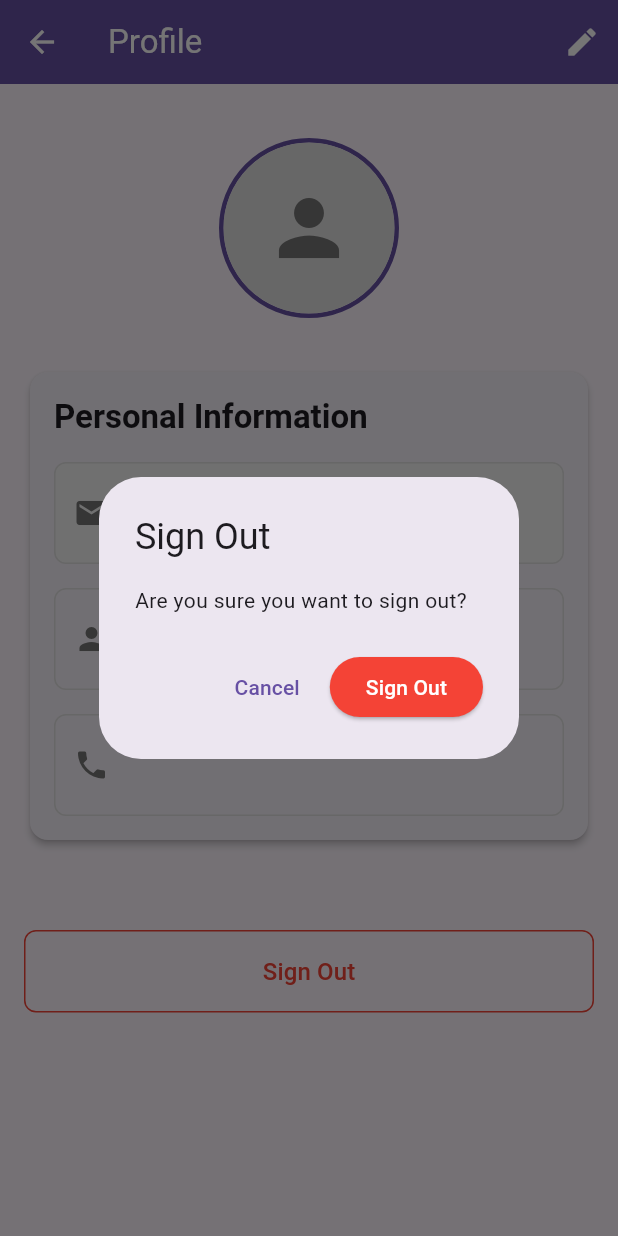
After one commit to zaiedaziem/flutter_firebase, a Flutter app: the ProfilePage screen opened directly, after a tap on "Sign Out", on a phone screen of 412 x 824 dp. The commit adds this screen. Run offline on Flutter 3.47's test engine with Material 3 defaults, Android fonts, the phone set to English and light mode, and no system bars; our stand-ins replace cloud_firestore, firebase_auth, firebase_core, firebase_storage, image_picker; accounts and stored records are empty; network calls fail.

Commit message:
add profile picture

```diff
--- a/lib/main.dart
+++ b/lib/main.dart
@@ -6,6 +6,7 @@ import 'package:firebase_auth/firebase_auth.dart';
 import 'pages/home_page.dart';
 import 'pages/file_page.dart';
 import 'pages/login_page.dart';
+import 'pages/profile_page.dart';
 import 'services/auth_service.dart';
 import 'firebase_options.dart';
 
@@ -111,6 +112,7 @@ class _MainNavigationPageState extends State<MainNavigationPage> {
   static const List<Widget> _pages = <Widget>[
     HomePage(),
     FilesPage(),
+    ProfilePage(),
   ];
 
   void _onItemTapped(int index) {
@@ -124,6 +126,7 @@ class _MainNavigationPageState extends State<MainNavigationPage> {
     return Scaffold(
       body: _pages[_selectedIndex],
       bottomNavigationBar: BottomNavigationBar(
+        type: BottomNavigationBarType.fixed, // Add this to support more than 2 tabs
         items: const <BottomNavigationBarItem>[
           BottomNavigationBarItem(
             icon: Icon(Icons.checklist),
@@ -133,6 +136,10 @@ class _MainNavigationPageState extends State<MainNavigationPage> {
             icon: Icon(Icons.folder),
             label: 'Files',
           ),
+          BottomNavigationBarItem(
+            icon: Icon(Icons.person),
+            label: 'Profile',
+          ),
         ],
         currentIndex: _selectedIndex,
         selectedItemColor: Theme.of(context).colorScheme.primary,
--- /dev/null
+++ b/lib/models/user_profile.dart
@@ -0,0 +1,57 @@
+import 'package:cloud_firestore/cloud_firestore.dart';
+
+class UserProfile {
+  final String? name;
+  final String? contact;
+  final String? profilePictureUrl;
+  final DateTime? createdAt;
+  final DateTime? updatedAt;
+
+  UserProfile({
+    this.name,
+    this.contact,
+    this.profilePictureUrl,
+    this.createdAt,
+    this.updatedAt,
+  });
+
+  factory UserProfile.fromJson(Map<String, dynamic> json) {
+    return UserProfile(
+      name: json['name'] as String?,
+      contact: json['contact'] as String?,
+      profilePictureUrl: json['profilePictureUrl'] as String?,
+      createdAt: json['createdAt'] != null
+          ? (json['createdAt'] as Timestamp).toDate()
+          : null,
+      updatedAt: json['updatedAt'] != null
+          ? (json['updatedAt'] as Timestamp).toDate()
+          : null,
+    );
+  }
+
+  Map<String, dynamic> toJson() {
+    return {
+      'name': name,
+      'contact': contact,
+      'profilePictureUrl': profilePictureUrl,
+      'createdAt': createdAt != null ? Timestamp.fromDate(createdAt!) : FieldValue.serverTimestamp(),
+      'updatedAt': updatedAt != null ? Timestamp.fromDate(updatedAt!) : FieldValue.serverTimestamp(),
+    };
+  }
+
+  UserProfile copyWith({
+    String? name,
+    String? contact,
+    String? profilePictureUrl,
+    DateTime? createdAt,
+    DateTime? updatedAt,
+  }) {
+    return UserProfile(
+      name: name ?? this.name,
+      contact: contact ?? this.contact,
+      profilePictureUrl: profilePictureUrl ?? this.profilePictureUrl,
+      createdAt: createdAt ?? this.createdAt,
+      updatedAt: updatedAt ?? this.updatedAt,
+    );
+  }
+}
--- /dev/null
+++ b/lib/pages/profile_page.dart
@@ -0,0 +1,488 @@
+// pages/profile_page.dart
+import 'package:flutter/material.dart';
+import 'package:image_picker/image_picker.dart';
+import 'dart:io';
+import '../services/auth_service.dart';
+import '../services/user_service.dart';
+import '../models/user_profile.dart';
+
+class ProfilePage extends StatefulWidget {
+  const ProfilePage({super.key});
+
+  @override
+  State<ProfilePage> createState() => _ProfilePageState();
+}
+
+class _ProfilePageState extends State<ProfilePage> {
+  final AuthService _authService = AuthService();
+  final UserService _userService = UserService();
+  final _formKey = GlobalKey<FormState>();
+
+  final TextEditingController _nameController = TextEditingController();
+  final TextEditingController _contactController = TextEditingController();
+
+  UserProfile? _userProfile;
+  bool _isLoading = true;
+  bool _isEditing = false;
+  bool _isSaving = false;
+  File? _selectedImage;
+  final ImagePicker _imagePicker = ImagePicker();
+
+  @override
+  void initState() {
+    super.initState();
+    _loadUserProfile();
+  }
+
+  @override
+  void dispose() {
+    _nameController.dispose();
+    _contactController.dispose();
+    super.dispose();
+  }
+
+  Future<void> _loadUserProfile() async {
+    try {
+      final profile = await _userService.getUserProfile();
+      if (mounted) {
+        setState(() {
+          _userProfile = profile;
+          _nameController.text = profile?.name ?? '';
+          _contactController.text = profile?.contact ?? '';
+          _isLoading = false;
+        });
+      }
+    } catch (e) {
+      if (mounted) {
+        setState(() {
+          _isLoading = false;
+        });
+        ScaffoldMessenger.of(context).showSnackBar(
+          SnackBar(
+            content: Text('Error loading profile: $e'),
+            backgroundColor: Colors.red,
+          ),
+        );
+      }
+    }
+  }
+
+  Future<void> _pickImage() async {
+    try {
+      final XFile? image = await _imagePicker.pickImage(
+        source: ImageSource.gallery,
+        maxWidth: 512,
+        maxHeight: 512,
+        imageQuality: 80,
+      );
+
+      if (image != null) {
+        setState(() {
+          _selectedImage = File(image.path);
+        });
+      }
+    } catch (e) {
+      ScaffoldMessenger.of(context).showSnackBar(
+        SnackBar(
+          content: Text('Error picking image: $e'),
+          backgroundColor: Colors.red,
+        ),
+      );
+    }
+  }
+
+  Future<void> _saveProfile() async {
+    if (!_formKey.currentState!.validate()) return;
+
+    setState(() {
+      _isSaving = true;
+    });
+
+    try {
+      String? profilePictureUrl = _userProfile?.profilePictureUrl;
+
+      // Upload new image if selected
+      if (_selectedImage != null) {
+        profilePictureUrl = await _userService.uploadProfilePicture(_selectedImage!);
+      }
+
+      final updatedProfile = UserProfile(
+        name: _nameController.text.trim(),
+        contact: _contactController.text.trim(),
+        profilePictureUrl: profilePictureUrl,
+        createdAt: _userProfile?.createdAt,
+        updatedAt: DateTime.now(),
+      );
+
+      await _userService.updateUserProfile(updatedProfile);
+
+      if (mounted) {
+        setState(() {
+          _userProfile = updatedProfile;
+          _isEditing = false;
+          _selectedImage = null;
+          _isSaving = false;
+        });
+
+        ScaffoldMessenger.of(context).showSnackBar(
+          const SnackBar(
+            content: Text('Profile updated successfully!'),
+            backgroundColor: Colors.green,
+          ),
+        );
+      }
+    } catch (e) {
+      if (mounted) {
+        setState(() {
+          _isSaving = false;
+        });
+        ScaffoldMessenger.of(context).showSnackBar(
+          SnackBar(
+            content: Text('Error updating profile: $e'),
+            backgroundColor: Colors.red,
+          ),
+        );
+      }
+    }
+  }
+
+  void _cancelEdit() {
+    setState(() {
+      _isEditing = false;
+      _selectedImage = null;
+      _nameController.text = _userProfile?.name ?? '';
+      _contactController.text = _userProfile?.contact ?? '';
+    });
+  }
+
+  @override
+  Widget build(BuildContext context) {
+    return Scaffold(
+      appBar: AppBar(
+        title: const Text('Profile', style: TextStyle(color: Colors.white)),
+        backgroundColor: Theme.of(context).colorScheme.primary,
+        iconTheme: const IconThemeData(color: Colors.white),
+        actions: [
+          if (!_isEditing && !_isLoading)
+            IconButton(
+              icon: const Icon(Icons.edit, color: Colors.white),
+              onPressed: () {
+                setState(() {
+                  _isEditing = true;
+                });
+              },
+            ),
+          if (_isEditing)
+            TextButton(
+              onPressed: _isSaving ? null : _cancelEdit,
+              child: const Text(
+                'Cancel',
+                style: TextStyle(color: Colors.white),
+              ),
+            ),
+        ],
+      ),
+      body: _isLoading
+          ? const Center(child: CircularProgressIndicator())
+          : SingleChildScrollView(
+              padding: const EdgeInsets.all(16.0),
+              child: Form(
+                key: _formKey,
+                child: Column(
+                  children: [
+                    const SizedBox(height: 20),
+
+                    // Profile Picture Section
+                    _buildProfilePictureSection(),
+
+                    const SizedBox(height: 32),
+
+                    // User Info Card
+                    Card(
+                      elevation: 2,
+                      child: Padding(
+                        padding: const EdgeInsets.all(16.0),
+                        child: Column(
+                          crossAxisAlignment: CrossAxisAlignment.start,
+                          children: [
+                            Text(
+                              'Personal Information',
+                              style: Theme.of(context).textTheme.titleLarge?.copyWith(
+                                fontWeight: FontWeight.bold,
+                              ),
+                            ),
+                            const SizedBox(height: 16),
+
+                            // Email (Read-only)
+                            _buildInfoField(
+                              label: 'Email',
+                              value: _authService.currentUser?.email ?? 'N/A',
+                              icon: Icons.email,
+                              isReadOnly: true,
+                            ),
+
+                            const SizedBox(height: 16),
+
+                            // Name Field
+                            _isEditing
+                                ? TextFormField(
+                                    controller: _nameController,
+                                    decoration: const InputDecoration(
+                                      labelText: 'Name',
+                                      prefixIcon: Icon(Icons.person),
+                                      border: OutlineInputBorder(),
+                                    ),
+                                    validator: (value) {
+                                      if (value == null || value.trim().isEmpty) {
+                                        return 'Please enter your name';
+                                      }
+                                      return null;
+                                    },
+                                  )
+                                : _buildInfoField(
+                                    label: 'Name',
+                                    value: _userProfile?.name ?? 'Not set',
+                                    icon: Icons.person,
+                                  ),
+
+                            const SizedBox(height: 16),
+
+                            // Contact Field
+                            _isEditing
+                                ? TextFormField(
+                                    controller: _contactController,
+                                    decoration: const InputDecoration(
+                                      labelText: 'Contact',
+                                      prefixIcon: Icon(Icons.phone),
+                                      border: OutlineInputBorder(),
+                                    ),
+                                    keyboardType: TextInputType.phone,
+                                    validator: (value) {
+                                      if (value != null && value.trim().isNotEmpty) {
+                                        if (!RegExp(r'^\+?[\d\s\-\(\)]+$').hasMatch(value)) {
+                                          return 'Please enter a valid contact number';
+                                        }
+                                      }
+                                      return null;
+                                    },
+                                  )
+                                : _buildInfoField(
+                                    label: 'Contact',
+                                    value: _userProfile?.contact ?? 'Not set',
+                                    icon: Icons.phone,
+                                  ),
+                          ],
+                        ),
+                      ),
+                    ),
+
+                    const SizedBox(height: 24),
+
+                    // Save Button (only show when editing)
+                    if (_isEditing)
+                      SizedBox(
+                        width: double.infinity,
+                        child: ElevatedButton(
+                          onPressed: _isSaving ? null : _saveProfile,
+                          style: ElevatedButton.styleFrom(
+                            padding: const EdgeInsets.symmetric(vertical: 16),
+                            shape: RoundedRectangleBorder(
+                              borderRadius: BorderRadius.circular(8),
+                            ),
+                          ),
+                          child: _isSaving
+                              ? const SizedBox(
+                                  height: 20,
+                                  width: 20,
+                                  child: CircularProgressIndicator(strokeWidth: 2),
+                                )
+                              : const Text(
+                                  'Save Changes',
+                                  style: TextStyle(fontSize: 16),
+                                ),
+                        ),
+                      ),
+
+                    const SizedBox(height: 32),
+
+                    // Sign Out Button
+                    SizedBox(
+                      width: double.infinity,
+                      child: OutlinedButton(
+                        onPressed: _showSignOutDialog,
+                        style: OutlinedButton.styleFrom(
+                          padding: const EdgeInsets.symmetric(vertical: 16),
+                          foregroundColor: Colors.red,
+                          side: const BorderSide(color: Colors.red),
+                          shape: RoundedRectangleBorder(
+                            borderRadius: BorderRadius.circular(8),
+                          ),
+                        ),
+                        child: const Text(
+                          'Sign Out',
+                          style: TextStyle(fontSize: 16),
+                        ),
+                      ),
+                    ),
+                  ],
+                ),
+              ),
+            ),
+    );
+  }
+
+  Widget _buildProfilePictureSection() {
+    return Center(
+      child: Stack(
+        children: [
+          Container(
+            width: 120,
+            height: 120,
+            decoration: BoxDecoration(
+              shape: BoxShape.circle,
+              border: Border.all(
+                color: Theme.of(context).colorScheme.primary,
+                width: 3,
+              ),
+            ),
+            child: ClipOval(
+              child: _selectedImage != null
+                  ? Image.file(
+                      _selectedImage!,
+                      fit: BoxFit.cover,
+                    )
+                  : _userProfile?.profilePictureUrl != null
+                      ? Image.network(
+                          _userProfile!.profilePictureUrl!,
+                          fit: BoxFit.cover,
+                          errorBuilder: (context, error, stackTrace) {
+                            return _buildDefaultAvatar();
+                          },
+                        )
+                      : _buildDefaultAvatar(),
+            ),
+          ),
+          if (_isEditing)
+            Positioned(
+              bottom: 0,
+              right: 0,
+              child: GestureDetector(
+                onTap: _pickImage,
+                child: Container(
+                  width: 36,
+                  height: 36,
+                  decoration: BoxDecoration(
+                    color: Theme.of(context).colorScheme.primary,
+                    shape: BoxShape.circle,
+                    border: Border.all(color: Colors.white, width: 2),
+                  ),
+                  child: const Icon(
+                    Icons.camera_alt,
+                    color: Colors.white,
+                    size: 20,
+                  ),
+                ),
+              ),
+            ),
+        ],
+      ),
+    );
+  }
+
+  Widget _buildDefaultAvatar() {
+    return Container(
+      color: Colors.grey[300],
+      child: Icon(
+        Icons.person,
+        size: 60,
+        color: Colors.grey[600],
+      ),
+    );
+  }
+
+  Widget _buildInfoField({
+    required String label,
+    required String value,
+    required IconData icon,
+    bool isReadOnly = false,
+  }) {
+    return Container(
+      padding: const EdgeInsets.all(12),
+      decoration: BoxDecoration(
+        color: isReadOnly ? Colors.grey[100] : Colors.transparent,
+        border: Border.all(color: Colors.grey[300]!),
+        borderRadius: BorderRadius.circular(8),
+      ),
+      child: Row(
+        children: [
+          Icon(icon, color: Colors.grey[600]),
+          const SizedBox(width: 12),
+          Expanded(
+            child: Column(
+              crossAxisAlignment: CrossAxisAlignment.start,
+              children: [
+                Text(
+                  label,
+                  style: TextStyle(
+                    fontSize: 12,
+                    color: Colors.grey[600],
+                    fontWeight: FontWeight.w500,
+                  ),
+                ),
+                const SizedBox(height: 2),
+                Text(
+                  value,
+                  style: const TextStyle(
+                    fontSize: 16,
+                    fontWeight: FontWeight.w400,
+                  ),
+                ),
+              ],
+            ),
+          ),
+        ],
+      ),
+    );
+  }
+
+  void _showSignOutDialog() {
+    showDialog(
+      context: context,
+      builder: (BuildContext context) {
+        return AlertDialog(
+          title: const Text('Sign Out'),
+          content: const Text('Are you sure you want to sign out?'),
+          actions: [
+            TextButton(
+              onPressed: () => Navigator.of(context).pop(),
+              child: const Text('Cancel'),
+            ),
+            ElevatedButton(
+              onPressed: () async {
+                try {
+                  await _authService.signOut();
+                  if (mounted) {
+                    Navigator.of(context).pop();
+                  }
+                } catch (e) {
+                  Navigator.of(context).pop();
+                  ScaffoldMessenger.of(context).showSnackBar(
+                    SnackBar(
+                      content: Text('Failed to sign out: $e'),
+                      backgroundColor: Colors.red,
+                    ),
+                  );
+                }
+              },
+              style: ElevatedButton.styleFrom(
+                backgroundColor: Colors.red,
+                foregroundColor: Colors.white,
+              ),
+              child: const Text('Sign Out'),
+            ),
+          ],
+        );
+      },
+    );
+  }
+}
--- /dev/null
+++ b/lib/services/user_service.dart
@@ -0,0 +1,109 @@
+import 'dart:io';
+import 'package:cloud_firestore/cloud_firestore.dart';
+import 'package:firebase_auth/firebase_auth.dart';
+import 'package:firebase_storage/firebase_storage.dart';
+import '../models/user_profile.dart';
+
+class UserService {
+  final FirebaseFirestore _firestore = FirebaseFirestore.instance;
+  final FirebaseAuth _auth = FirebaseAuth.instance;
+  final FirebaseStorage _storage = FirebaseStorage.instance;
+
+  String? get _currentUserId => _auth.currentUser?.uid;
+
+  // Get user profile
+  Future<UserProfile?> getUserProfile() async {
+    if (_currentUserId == null) {
+      throw Exception('User not authenticated');
+    }
+
+    try {
+      final doc = await _firestore
+          .collection('users')
+          .doc(_currentUserId)
+          .get();
+
+      if (doc.exists) {
+        return UserProfile.fromJson(doc.data()!);
+      }
+      return null;
+    } catch (e) {
+      throw Exception('Failed to get user profile: $e');
+    }
+  }
+
+  // Update user profile
+  Future<void> updateUserProfile(UserProfile profile) async {
+    if (_currentUserId == null) {
+      throw Exception('User not authenticated');
+    }
+
+    try {
+      await _firestore
+          .collection('users')
+          .doc(_currentUserId)
+          .set(profile.toJson(), SetOptions(merge: true));
+    } catch (e) {
+      throw Exception('Failed to update user profile: $e');
+    }
+  }
+
+  // Upload profile picture
+  Future<String> uploadProfilePicture(File imageFile) async {
+    if (_currentUserId == null) {
+      throw Exception('User not authenticated');
+    }
+
+    try {
+      final ref = _storage
+          .ref()
+          .child('profile_pictures')
+          .child('$_currentUserId.jpg');
+
+      final uploadTask = await ref.putFile(imageFile);
+      final downloadUrl = await uploadTask.ref.getDownloadURL();
+
+      return downloadUrl;
+    } catch (e) {
+      throw Exception('Failed to upload profile picture: $e');
+    }
+  }
+
+  // Delete profile picture
+  Future<void> deleteProfilePicture() async {
+    if (_currentUserId == null) {
+      throw Exception('User not authenticated');
+    }
+
+    try {
+      final ref = _storage
+          .ref()
+          .child('profile_pictures')
+          .child('$_currentUserId.jpg');
+
+      await ref.delete();
+    } catch (e) {
+      // It's okay if the file doesn't exist
+      print('Profile picture deletion error: $e');
+    }
+  }
+
+  // Create initial user profile (call this after successful registration)
+  Future<void> createUserProfile({
+    required String name,
+    String? contact,
+  }) async {
+    if (_currentUserId == null) {
+      throw Exception('User not authenticated');
+    }
+
+    final profile = UserProfile(
+      name: name,
+      contact: contact,
+      createdAt: DateTime.now(),
+      updatedAt: DateTime.now(),
+    );
+
+    await updateUserProfile(profile);
+  }
+}
```
Also changed, not shown: 1 other file.
